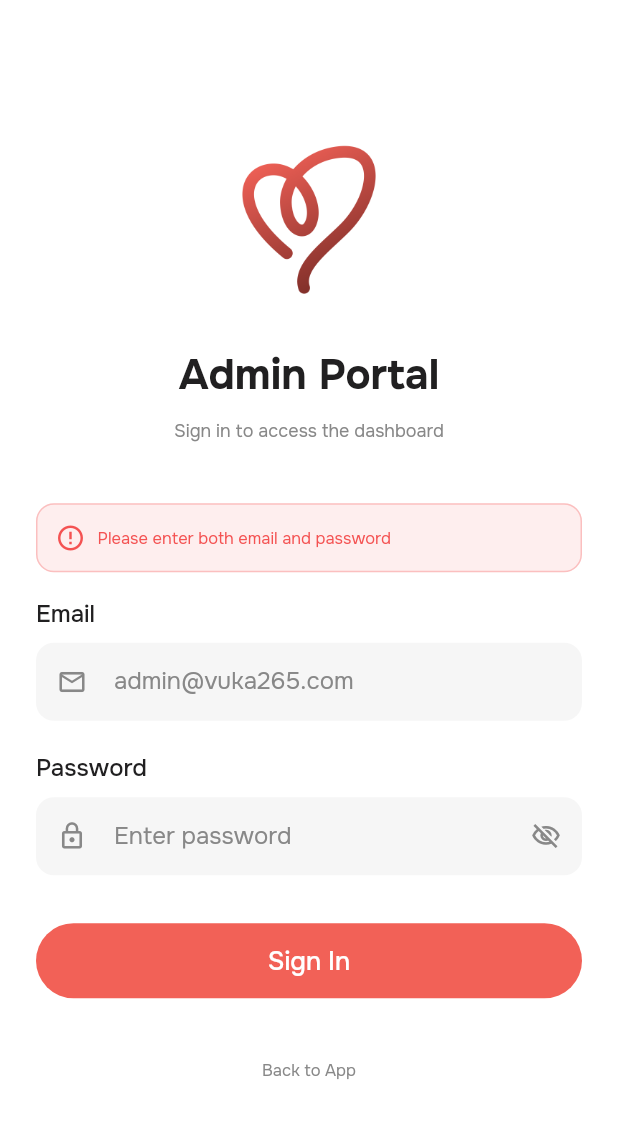
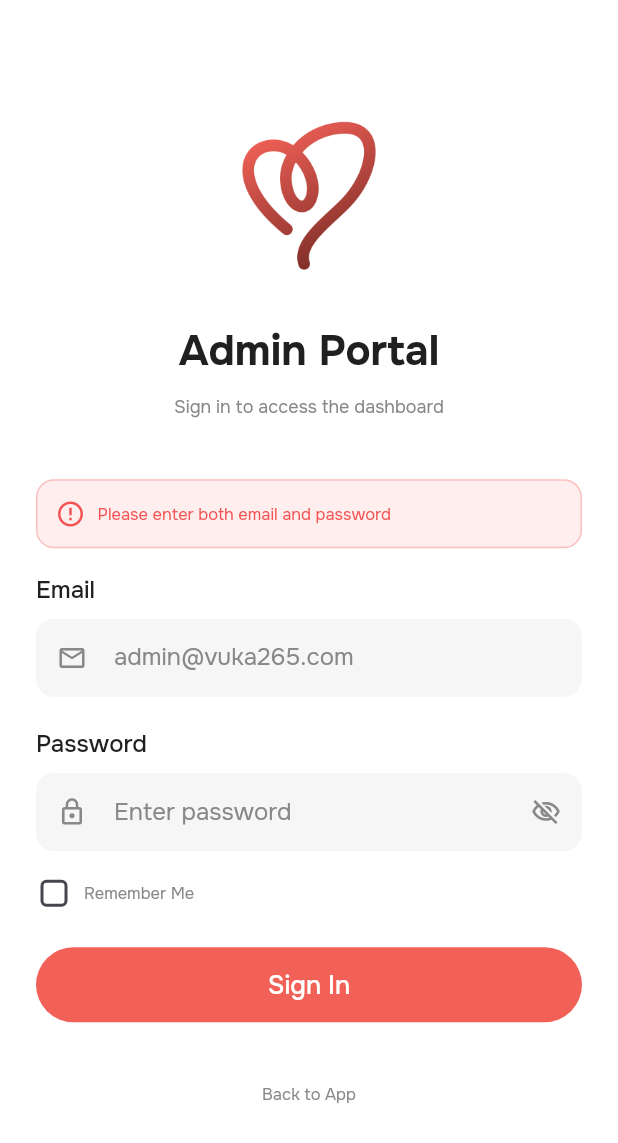
Before and after one commit to CHAMA18/Vuka265, a Flutter app: the AdminLoginWidget screen opened by its route, after a tap on "Sign In", on a phone screen of 412 x 824 dp. Shown: the top 1143 px of the screen. Run offline on Flutter 3.47's test engine with Material 3 defaults, Android fonts, the phone set to English and light mode, and no system bars; drawn by our look-alikes of auto_size_text; our stand-ins replace carousel_slider, cloud_firestore, cloud_functions, device_info_plus, dropdown_button2, easy_debounce and 32 more; missing offline and left inert: agora_rtc_engine, algolia, json_path, mime_type, record, tutorial_coach_mark; accounts and stored records are empty; statements that could not run were skipped.

Commit message:
feat(admin_login): add remember me with credential persistence

```diff
--- a/lib/admin/admin_login/admin_login_model.dart
+++ b/lib/admin/admin_login/admin_login_model.dart
@@ -1,5 +1,6 @@
 import '/flutter_flow/flutter_flow_model.dart';
 import 'package:flutter/material.dart';
+import 'package:shared_preferences/shared_preferences.dart';
 import 'admin_login_widget.dart' show AdminLoginWidget;
 
 class AdminLoginModel extends FlutterFlowModel<AdminLoginWidget> {
@@ -16,6 +17,33 @@ class AdminLoginModel extends FlutterFlowModel<AdminLoginWidget> {
   bool passwordVisibility = false;
   bool isLoading = false;
   String? errorMessage;
+  bool rememberMe = false;
+
+  static const String _rememberMeKey = 'admin_remember_me';
+  static const String _savedEmailKey = 'admin_saved_email';
+  static const String _savedPasswordKey = 'admin_saved_password';
+
+  Future<void> loadSavedCredentials() async {
+    final prefs = await SharedPreferences.getInstance();
+    rememberMe = prefs.getBool(_rememberMeKey) ?? false;
+    if (rememberMe) {
+      emailTextController?.text = prefs.getString(_savedEmailKey) ?? '';
+      passwordTextController?.text = prefs.getString(_savedPasswordKey) ?? '';
+    }
+  }
+
+  Future<void> saveCredentials(String email, String password) async {
+    final prefs = await SharedPreferences.getInstance();
+    if (rememberMe) {
+      await prefs.setBool(_rememberMeKey, true);
+      await prefs.setString(_savedEmailKey, email);
+      await prefs.setString(_savedPasswordKey, password);
+    } else {
+      await prefs.remove(_rememberMeKey);
+      await prefs.remove(_savedEmailKey);
+      await prefs.remove(_savedPasswordKey);
+    }
+  }
 
   @override
   void initState(BuildContext context) {}
--- a/lib/admin/admin_login/admin_login_widget.dart
+++ b/lib/admin/admin_login/admin_login_widget.dart
@@ -32,6 +32,13 @@ class _AdminLoginWidgetState extends State<AdminLoginWidget> {
 
     _model.passwordTextController ??= TextEditingController();
     _model.passwordFocusNode ??= FocusNode();
+
+    _loadSavedCredentials();
+  }
+
+  Future<void> _loadSavedCredentials() async {
+    await _model.loadSavedCredentials();
+    if (mounted) setState(() {});
   }
 
   @override
@@ -65,6 +72,7 @@ class _AdminLoginWidgetState extends State<AdminLoginWidget> {
     debugPrint('Admin credentials valid: $isValid');
 
     if (isValid) {
+      await _model.saveCredentials(email, password);
       debugPrint('Navigating to AdminDashboard');
       if (mounted) {
         context.go('/admin-dashboard');
@@ -246,7 +254,40 @@ class _AdminLoginWidgetState extends State<AdminLoginWidget> {
                         ),
                         onFieldSubmitted: (_) => _handleLogin(),
                       ),
-                      const SizedBox(height: 32),
+                      const SizedBox(height: 16),
+                      Row(
+                        children: [
+                          SizedBox(
+                            width: 24,
+                            height: 24,
+                            child: Checkbox(
+                              value: _model.rememberMe,
+                              onChanged: (value) => setState(() {
+                                _model.rememberMe = value ?? false;
+                              }),
+                              activeColor: FlutterFlowTheme.of(context).primary,
+                              shape: RoundedRectangleBorder(
+                                borderRadius: BorderRadius.circular(4),
+                              ),
+                            ),
+                          ),
+                          const SizedBox(width: 8),
+                          GestureDetector(
+                            onTap: () => setState(() {
+                              _model.rememberMe = !_model.rememberMe;
+                            }),
+                            child: Text(
+                              'Remember Me',
+                              style: FlutterFlowTheme.of(context).bodyMedium.override(
+                                fontFamily: 'Onest',
+                                color: FlutterFlowTheme.of(context).secondaryText,
+                                letterSpacing: 0,
+                              ),
+                            ),
+                          ),
+                        ],
+                      ),
+                      const SizedBox(height: 24),
                       FFButtonWidget(
                         onPressed: _model.isLoading ? null : _handleLogin,
                         text: _model.isLoading ? 'Signing in...' : 'Sign In',
```
Also changed, not shown: 1 other file.
